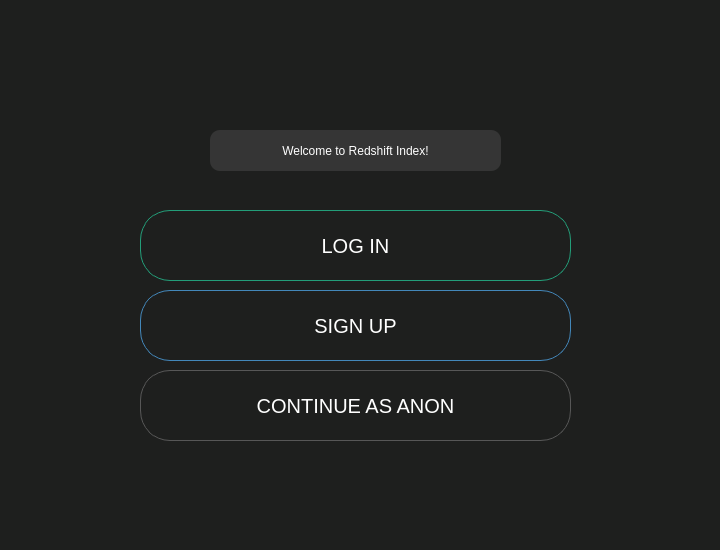
Qt form ui/main_window.ui (tesla1618/RedShiftIndex) before a commit.
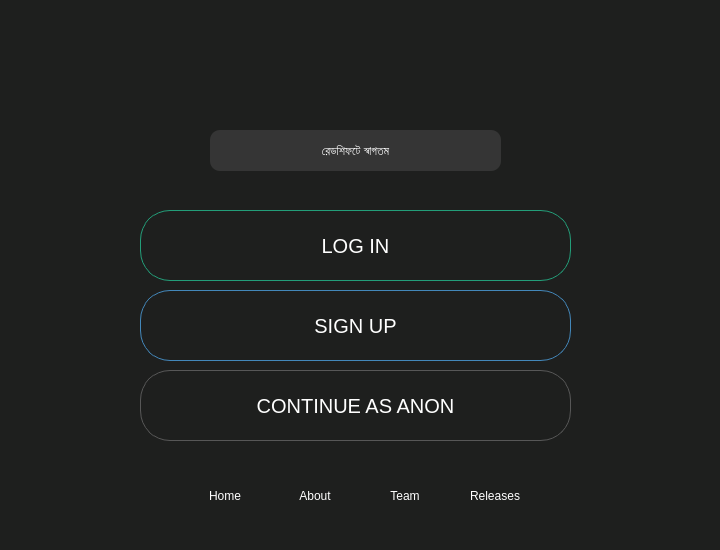
The same form after that commit. Icons and pictures are not drawn.

```diff
--- a/ui/main_window.ui
+++ b/ui/main_window.ui
@@ -121,7 +121,7 @@
 padding: 10px;</string>
     </property>
     <property name="text">
-     <string>Welcome to Redshift Index!</string>
+     <string>রেডশিফটে স্বাগতম</string>
     </property>
     <property name="alignment">
      <set>Qt::AlignCenter</set>
@@ -175,6 +175,98 @@
      <string>CONTINUE AS ANON</string>
     </property>
    </widget>
+   <widget class="QPushButton" name="nav_homeBtn">
+    <property name="geometry">
+     <rect>
+      <x>180</x>
+      <y>480</y>
+      <width>90</width>
+      <height>31</height>
+     </rect>
+    </property>
+    <property name="cursor">
+     <cursorShape>PointingHandCursor</cursorShape>
+    </property>
+    <property name="styleSheet">
+     <string notr="true">*{background: none;
+color: white;
+border: none;
+border: 1px solid transparent}
+*:hover{ border-bottom: 1px solid white}</string>
+    </property>
+    <property name="text">
+     <string>Home</string>
+    </property>
+   </widget>
+   <widget class="QPushButton" name="nav_aboutBtn">
+    <property name="geometry">
+     <rect>
+      <x>270</x>
+      <y>480</y>
+      <width>90</width>
+      <height>31</height>
+     </rect>
+    </property>
+    <property name="cursor">
+     <cursorShape>PointingHandCursor</cursorShape>
+    </property>
+    <property name="styleSheet">
+     <string notr="true">*{background: none;
+color: white;
+border: none;
+border: 1px solid transparent}
+*:hover{ border-bottom: 1px solid white}</string>
+    </property>
+    <property name="text">
+     <string>About</string>
+    </property>
+   </widget>
+   <widget class="QPushButton" name="nav_teamBtn">
+    <property name="geometry">
+     <rect>
+      <x>360</x>
+      <y>480</y>
+      <width>90</width>
+      <height>31</height>
+     </rect>
+    </property>
+    <property name="cursor">
+     <cursorShape>PointingHandCursor</cursorShape>
+    </property>
+    <property name="styleSheet">
+     <string notr="true">*{background: none;
+color: white;
+border: none;
+border: 1px solid transparent}
+*:hover{ border-bottom: 1px solid white}</string>
+    </property>
+    <property name="text">
+     <string>Team</string>
+    </property>
+   </widget>
+   <widget class="QPushButton" name="nav_rlsBtn">
+    <property name="geometry">
+     <rect>
+      <x>450</x>
+      <y>480</y>
+      <width>90</width>
+      <height>31</height>
+     </rect>
+    </property>
+    <property name="cursor">
+     <cursorShape>PointingHandCursor</cursorShape>
+    </property>
+    <property name="styleSheet">
+     <string notr="true">*{background: none;
+color: white;
+border: none;
+border: 1px solid transparent}
+*:hover{ border-bottom: 1px solid white}</string>
+    </property>
+    <property name="text">
+     <string>Releases</string>
+    </property>
+   </widget>
    <zorder>loginBtn</zorder>
    <zorder>wlcText</zorder>
    <zorder>regBtn</zorder>
```
Left out of the diff: 4 changed lines with no effect on the pictures.
